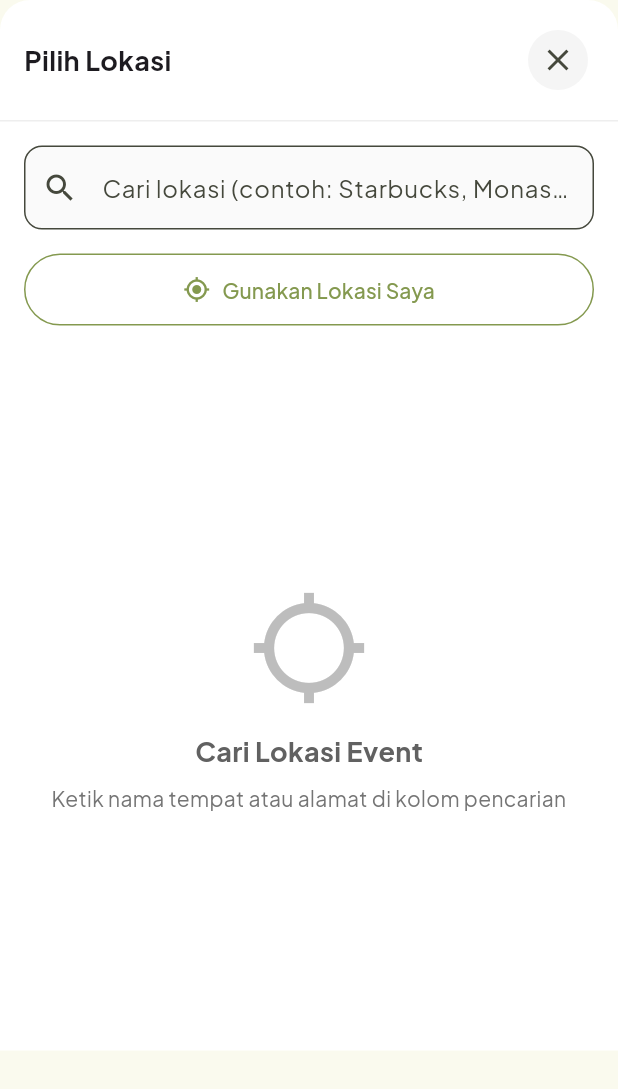
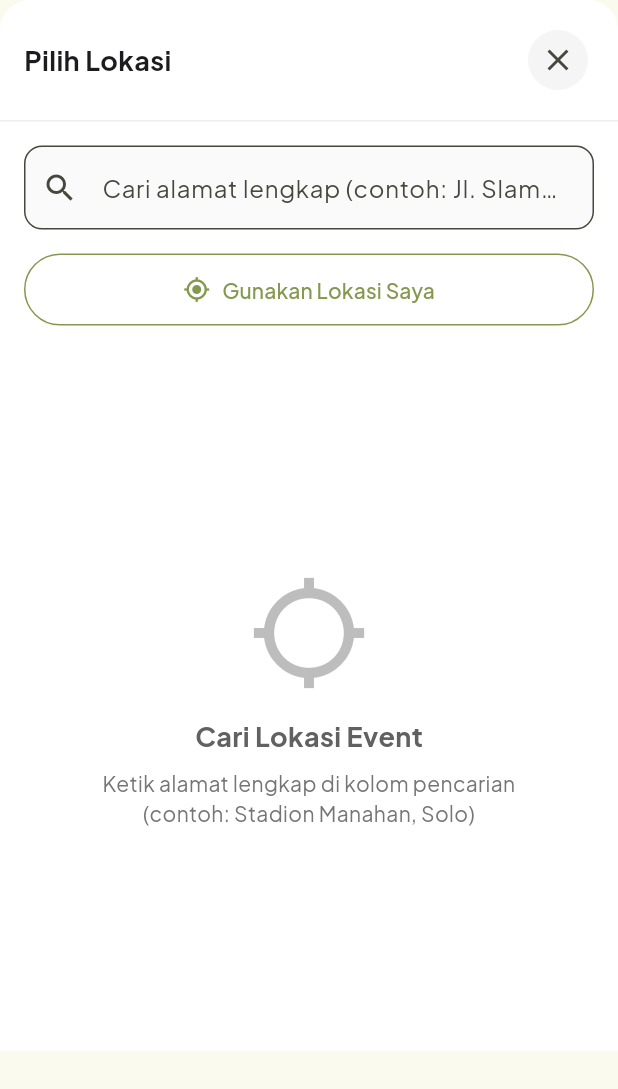
Before and after one commit to muh-hilmi/anigmaa, a Flutter app: the LocationPicker widget shown alone on an empty page, opened directly, on a phone screen of 412 x 824 dp. Shown: the top 1089 px of the screen. Run offline on Flutter 3.47's test engine with Material 3 defaults, Android fonts, the phone set to English and light mode, and no system bars; our stand-ins replace dartz, dio, equatable, fl_chart, flutter_bloc, flutter_secure_storage and 10 more; accounts and stored records are empty; network calls fail.

Commit message:
fix: improve location picker, time validation, UX delays, and category display
Perbaikan untuk 4 masalah utama:

1. Location Picker - Akurasi Lokasi:
   - Update hint text untuk guide user menggunakan alamat lengkap
   - Perbaiki error message dengan contoh alamat spesifik
   - Geocoding API tidak support nama bisnis generik (butuh alamat lengkap)

2. Validasi Waktu:
   - Tambah validasi end time tidak boleh sama dengan start time
   - Tambah validasi end time tidak boleh sebelum start time
   - Tampilkan error message yang jelas dan minta user pilih ulang
   - Set initial end time ke start time + 2 jam

3. Calendar/Time Picker UX:
   - Tambah delay 1.5 detik sebelum picker muncul
   - User punya waktu membaca pesan bot terlebih dahulu
   - Applied untuk date, start time, end time, dan location picker

4. Kategori Display:
   - Fix _showCategorySelector(), _showPriceSelector(), _showImageOptions()
   - Sekarang kategori chips muncul di input area
   - User dapat memilih kategori dan muncul di chat

```diff
--- a/lib/presentation/widgets/location_picker.dart
+++ b/lib/presentation/widgets/location_picker.dart
@@ -192,11 +192,11 @@ class _LocationPickerState extends State<LocationPicker> {
       });
 
       if (results.isEmpty) {
-        _showError('Lokasi tidak ditemukan. Coba kata kunci lain.');
+        _showError('Lokasi tidak ditemukan. Gunakan alamat lengkap seperti "Stadion Manahan, Solo" atau "Jl. Slamet Riyadi".');
       }
     } catch (e) {
       AppLogger().error('Error searching location: $e');
-      _showError('Lokasi tidak ditemukan. Coba alamat yang lebih spesifik.');
+      _showError('Lokasi tidak ditemukan. Gunakan alamat lengkap dan spesifik (contoh: "Jl. Slamet Riyadi No.1, Solo").');
       setState(() => _searchResults = []);
     } finally {
       setState(() => _isLoading = false);
@@ -315,7 +315,7 @@ class _LocationPickerState extends State<LocationPicker> {
               controller: _searchController,
               focusNode: _searchFocusNode,
               decoration: InputDecoration(
-                hintText: 'Cari lokasi (contoh: Starbucks, Monas, dll)',
+                hintText: 'Cari alamat lengkap (contoh: Jl. Slamet Riyadi, Solo)',
                 prefixIcon: const Icon(Icons.search),
                 suffixIcon: _searchController.text.isNotEmpty
                     ? IconButton(
@@ -562,7 +562,7 @@ class _LocationPickerState extends State<LocationPicker> {
             ),
             const SizedBox(height: 8),
             Text(
-              'Ketik nama tempat atau alamat di kolom pencarian',
+              'Ketik alamat lengkap di kolom pencarian\n(contoh: Stadion Manahan, Solo)',
               textAlign: TextAlign.center,
               style: TextStyle(
                 fontSize: 14,
```
Also changed, not shown: lib/presentation/pages/create_event/create_event_conversation.dart (+39 -8 lines).
